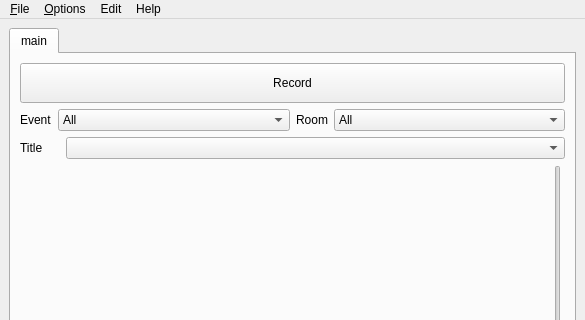
First picture: the form in src/freeseer/frontend/default/forms/freeseer_ui_qt.ui, repository hehamag/freeseer, before the edit; both pictures show x 0 to 585 and y 0 to 320 of the 585 by 542 pixel window.
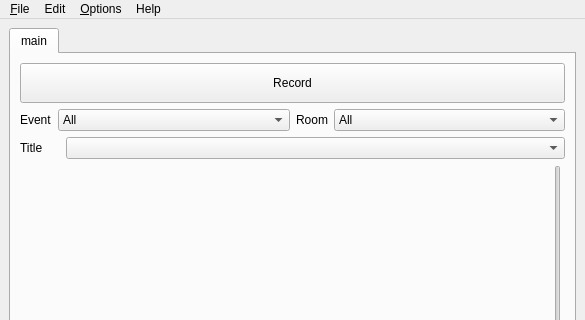
Second picture: the form after the edit. Icons and pictures are not drawn.

Commit message: Fix the typo of actionPreferences

The edit to the form file:
```diff
--- a/src/freeseer/frontend/default/forms/freeseer_ui_qt.ui
+++ b/src/freeseer/frontend/default/forms/freeseer_ui_qt.ui
@@ -276,7 +276,6 @@
    <addaction name="menuFile"/>
    <addaction name="menuEdit"/>
    <addaction name="menuOptions"/>
-   <addaction name="menuEdit"/>
    <addaction name="menuHelp"/>
   </widget>
   <action name="actionExit">
```
Left out of the diff: 4 changed lines with no effect on the pictures.
